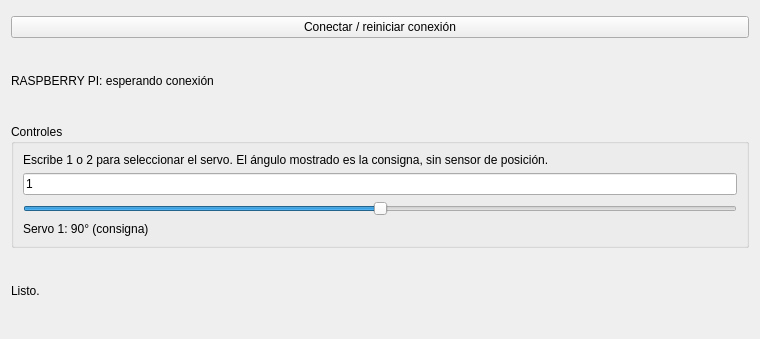
The window that ParteB/PuntoB-1.ui (JessicaDanielaBernalGomez/Taller-2-Python-Qt-Designer---Raspberry-) describes before a commit, drawn with Qt 5; both pictures show x 0 to 760 and y 311 to 650 of the 760 by 650 pixel window.
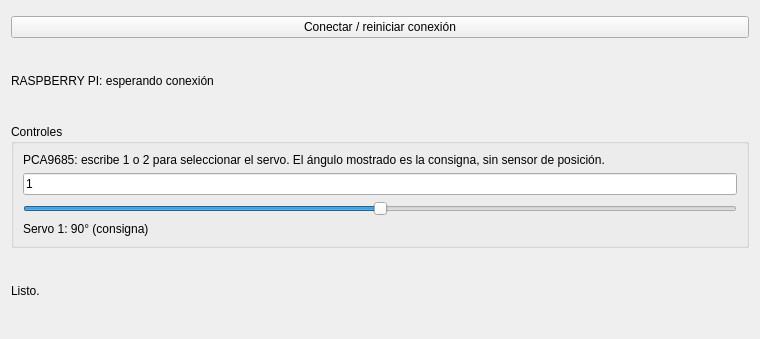
The same window after the commit. Icons and pictures are not drawn.

The edit to the form file:
```diff
--- a/ParteB/PuntoB-1.ui
+++ b/ParteB/PuntoB-1.ui
@@ -87,7 +87,7 @@
             <item>
               <widget class="QLabel" name="instruccion">
                 <property name="text">
-                  <string>Escribe 1 o 2 para seleccionar el servo. El ángulo mostrado es la consigna, sin sensor de posición.</string>
+                  <string>PCA9685: escribe 1 o 2 para seleccionar el servo. El ángulo mostrado es la consigna, sin sensor de posición.</string>
                 </property>
                 <property name="wordWrap">
                   <bool>true</bool>
```
